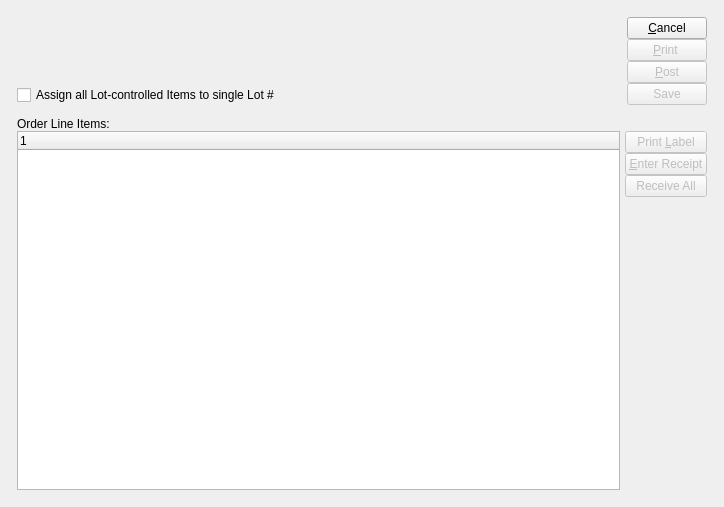
First picture: the form in xtuple/trunk/guiclient/enterPoReceipt.ui, repository WooodHead/xtuple, before the edit.
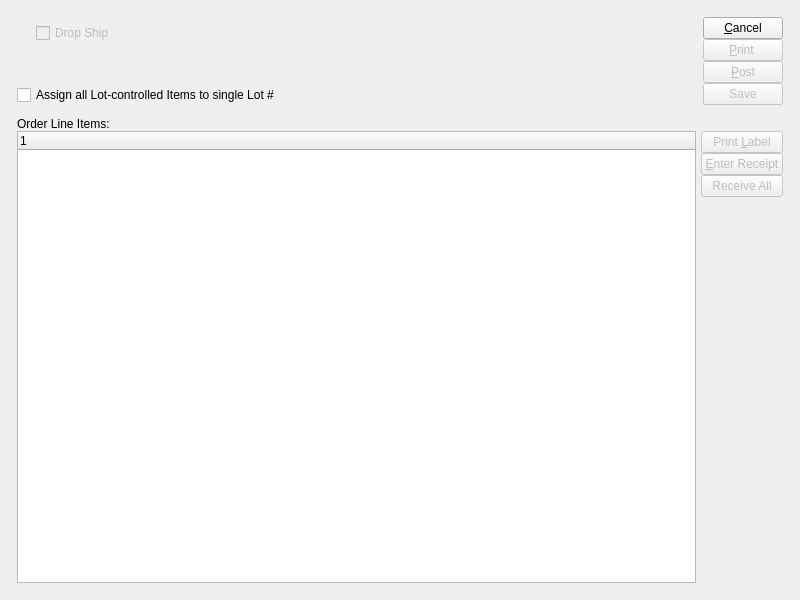
Second picture: the form after the edit. Custom widgets are drawn as their Qt base class.

Commit message: issue #9062:  UI changes to support Drop Ship Purchasing.  Commented out code that would break compile until it is re-written.

Diff of the .ui file:
```diff
--- a/xtuple/trunk/guiclient/enterPoReceipt.ui
+++ b/xtuple/trunk/guiclient/enterPoReceipt.ui
@@ -13,8 +13,8 @@
    <rect>
     <x>0</x>
     <y>0</y>
-    <width>724</width>
-    <height>507</height>
+    <width>800</width>
+    <height>600</height>
    </rect>
   </property>
   <property name="windowTitle">
@@ -51,6 +51,36 @@
              </property>
             </widget>
            </item>
+           <item>
+            <layout class="QVBoxLayout" name="verticalLayout_2">
+             <property name="topMargin">
+              <number>6</number>
+             </property>
+             <item>
+              <widget class="QCheckBox" name="_dropShip">
+               <property name="enabled">
+                <bool>false</bool>
+               </property>
+               <property name="text">
+                <string>Drop Ship</string>
+               </property>
+              </widget>
+             </item>
+             <item>
+              <spacer name="verticalSpacer">
+               <property name="orientation">
+                <enum>Qt::Vertical</enum>
+               </property>
+               <property name="sizeHint" stdset="0">
+                <size>
+                 <width>20</width>
+                 <height>0</height>
+                </size>
+               </property>
+              </spacer>
+             </item>
+            </layout>
+           </item>
            <item>
             <spacer name="horizontalSpacer_2">
              <property name="orientation">
```
The commit also changes 11 other files.
